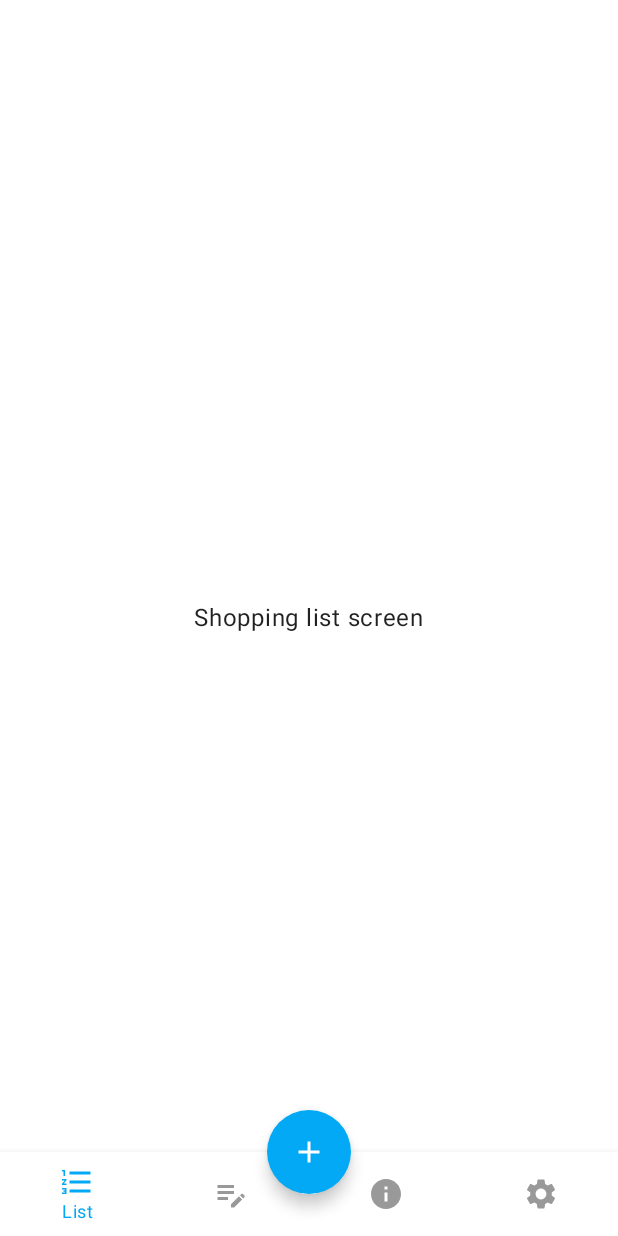
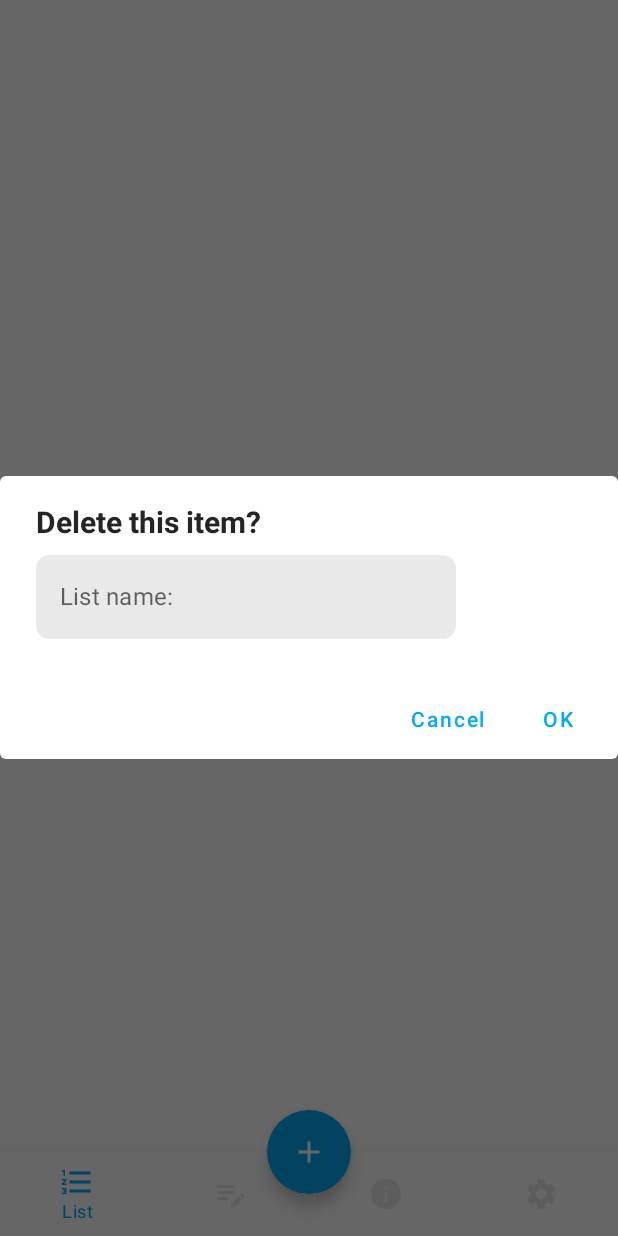
Before and after one commit to GRRais/ShoppingListCompose, an Android app built with Jetpack Compose: the ShoppingListScreen screen opened through its navigation route, on a phone screen of 412 x 824 dp. Run offline under Robolectric (Android 15) with nearby library versions, the phone set to English and light mode, and no system bars; our stand-ins replace Dagger/Hilt's generated code.

Commit message:
lesson 19 00.00

```diff
--- a/app/src/main/java/ru/rayanis/shoppinglistcompose/utils/DialogController.kt
+++ b/app/src/main/java/ru/rayanis/shoppinglistcompose/dialog/DialogController.kt
@@ -1,4 +1,4 @@
-package ru.rayanis.shoppinglistcompose.utils
+package ru.rayanis.shoppinglistcompose.dialog
 
 import androidx.compose.runtime.MutableState
 
@@ -7,4 +7,5 @@ interface DialogController {
     val editableText: MutableState<String>
     val openDialog: MutableState<Boolean>
     val showEditableText: MutableState<Boolean>
+    fun onDialogEvent(event: DialogEvent)
 }
--- /dev/null
+++ b/app/src/main/java/ru/rayanis/shoppinglistcompose/dialog/MainDialog.kt
@@ -0,0 +1,84 @@
+package ru.rayanis.shoppinglistcompose.dialog
+
+import androidx.compose.foundation.layout.Column
+import androidx.compose.foundation.layout.Spacer
+import androidx.compose.foundation.layout.fillMaxWidth
+import androidx.compose.foundation.layout.height
+import androidx.compose.foundation.shape.RoundedCornerShape
+import androidx.compose.material.AlertDialog
+import androidx.compose.material.Text
+import androidx.compose.material.TextButton
+import androidx.compose.material.TextField
+import androidx.compose.material.TextFieldDefaults
+import androidx.compose.runtime.Composable
+import androidx.compose.ui.Modifier
+import androidx.compose.ui.graphics.Color
+import androidx.compose.ui.text.TextStyle
+import androidx.compose.ui.text.font.FontWeight
+import androidx.compose.ui.unit.dp
+import androidx.compose.ui.unit.sp
+import ru.rayanis.shoppinglistcompose.ui.theme.DarkText
+import ru.rayanis.shoppinglistcompose.ui.theme.GreyLight
+
+@Composable
+fun MainDialog(
+    dialogController: DialogController
+) {
+    if (dialogController.openDialog.value) {
+        AlertDialog(
+            onDismissRequest = {
+                dialogController.onDialogEvent(DialogEvent.OnCancel)
+            },
+            title = null,
+            text = {
+                Column(modifier = Modifier.fillMaxWidth()) {
+                    Text(
+                        text = dialogController.dialogTitle.value,
+                        style = TextStyle(
+                            color = DarkText,
+                            fontWeight = FontWeight.Bold,
+                            fontSize = 20.sp
+                        )
+                    )
+                    Spacer(modifier = Modifier.height(10.dp))
+                    if (dialogController.showEditableText.value) {
+                        TextField(
+                            value = dialogController.editableText.value,
+                            onValueChange = { text ->
+                                dialogController.onDialogEvent(DialogEvent.OnTextChange(text))
+                            },
+                            label = {
+                                Text(text = "List name:")
+                            },
+                            colors = TextFieldDefaults.textFieldColors(
+                                backgroundColor = GreyLight,
+                                focusedIndicatorColor = Color.Transparent,
+                                unfocusedIndicatorColor = Color.Transparent
+                            ),
+                            shape = RoundedCornerShape(9.dp),
+                            singleLine = true,
+                            textStyle = TextStyle(
+                                color = DarkText,
+                                fontSize = 16.sp
+                            )
+                        )
+                    }
+                }
+            },
+            confirmButton = {
+                TextButton(onClick = {
+                    dialogController.onDialogEvent(DialogEvent.OnConfirm)
+                }) {
+                    Text(text = "OK")
+                }
+            },
+            dismissButton = {
+                TextButton(onClick = {
+                    dialogController.onDialogEvent(DialogEvent.OnCancel)
+                }) {
+                    Text(text = "Cancel")
+                }
+            }
+        )
+    }
+}
--- a/app/src/main/java/ru/rayanis/shoppinglistcompose/shopping_list_screen/ShoppingListScreen.kt
+++ b/app/src/main/java/ru/rayanis/shoppinglistcompose/shopping_list_screen/ShoppingListScreen.kt
@@ -6,13 +6,19 @@ import androidx.compose.foundation.layout.wrapContentWidth
 import androidx.compose.material.Text
 import androidx.compose.runtime.Composable
 import androidx.compose.ui.Modifier
+import androidx.hilt.navigation.compose.hiltViewModel
+import ru.rayanis.shoppinglistcompose.dialog.MainDialog
 
 @Composable
-fun ShoppingListScreen() {
+fun ShoppingListScreen(
+    viewModel: ShoppingListViewModel = hiltViewModel()
+) {
     Text(
         text = "Shopping list screen",
-        modifier = Modifier.fillMaxSize()
+        modifier = Modifier
+            .fillMaxSize()
             .wrapContentHeight()
             .wrapContentWidth()
     )
+    MainDialog(viewModel)
 }
--- a/app/src/main/java/ru/rayanis/shoppinglistcompose/shopping_list_screen/ShoppingListViewModel.kt
+++ b/app/src/main/java/ru/rayanis/shoppinglistcompose/shopping_list_screen/ShoppingListViewModel.kt
@@ -1,18 +1,16 @@
 package ru.rayanis.shoppinglistcompose.shopping_list_screen
 
-import androidx.compose.runtime.MutableState
 import androidx.compose.runtime.mutableStateOf
 import androidx.lifecycle.ViewModel
 import androidx.lifecycle.viewModelScope
 import dagger.hilt.android.lifecycle.HiltViewModel
 import kotlinx.coroutines.channels.Channel
-import kotlinx.coroutines.flow.collect
 import kotlinx.coroutines.flow.receiveAsFlow
 import kotlinx.coroutines.launch
 import ru.rayanis.shoppinglistcompose.data.ShoppingListItem
 import ru.rayanis.shoppinglistcompose.data.ShoppingListRepository
 import ru.rayanis.shoppinglistcompose.dialog.DialogEvent
-import ru.rayanis.shoppinglistcompose.utils.DialogController
+import ru.rayanis.shoppinglistcompose.dialog.DialogController
 import ru.rayanis.shoppinglistcompose.utils.UiEvent
 import javax.inject.Inject
 
@@ -28,13 +26,13 @@ class ShoppingListViewModel @Inject constructor(
 
     private var listItem: ShoppingListItem? = null
 
-    override var dialogTitle = mutableStateOf("")
+    override var dialogTitle = mutableStateOf("Delete this item?")
         private set
     override var editableText = mutableStateOf("")
         private set
-    override var openDialog = mutableStateOf(false)
+    override var openDialog = mutableStateOf(true)
         private set
-    override var showEditableText = mutableStateOf(false)
+    override var showEditableText = mutableStateOf(true)
         private set
 
     fun onEvent(event: ShoppingListEvent) {
@@ -73,11 +71,13 @@ class ShoppingListViewModel @Inject constructor(
             }
         }
     }
-    fun onDialogEvent(event: DialogEvent) {
-        when(event) {
+
+    override fun onDialogEvent(event: DialogEvent) {
+        when (event) {
             is DialogEvent.OnCancel -> {
                 openDialog.value = false
             }
+
             is DialogEvent.OnConfirm -> {
                 if (showEditableText.value) {
                     onEvent(ShoppingListEvent.OnItemSave)
@@ -88,6 +88,7 @@ class ShoppingListViewModel @Inject constructor(
                 }
                 openDialog.value = false
             }
+
             is DialogEvent.OnTextChange -> {
                 editableText.value = event.text
             }
--- a/app/src/main/java/ru/rayanis/shoppinglistcompose/ui/theme/Color.kt
+++ b/app/src/main/java/ru/rayanis/shoppinglistcompose/ui/theme/Color.kt
@@ -10,6 +10,6 @@ val Purple40 = Color(0xFF6650a4)
 val GreenLight = Color(0x973ACA41)
 val Red = Color(0xA6E91B22)
 val BlueLight = Color(0xFF03A9F4)
-val GreyLight = Color(0xFF999999)
+val GreyLight = Color(0xFFE9E9E9)
 val DarkText = Color(0xFF242424)
 val LightText = Color(0xFF5C5B5B)
--- a/app/src/main/java/ru/rayanis/shoppinglistcompose/utils/UiEvent.kt
+++ b/app/src/main/java/ru/rayanis/shoppinglistcompose/utils/UiEvent.kt
@@ -1,7 +1,7 @@
 package ru.rayanis.shoppinglistcompose.utils
 
 sealed class UiEvent {
-    object PopBackStack: UiEvent()
-    data class Navigate(val route: String): UiEvent()
-    data class ShowSnackBar(val message: String): UiEvent()
+    object PopBackStack : UiEvent()
+    data class Navigate(val route: String) : UiEvent()
+    data class ShowSnackBar(val message: String) : UiEvent()
 }
--- a/build.gradle
+++ b/build.gradle
@@ -1,7 +1,7 @@
 // Top-level build file where you can add configuration options common to all sub-projects/modules.
 plugins {
-    id 'com.android.application' version '8.0.0' apply false
-    id 'com.android.library' version '8.0.0' apply false
+    id 'com.android.application' version '8.0.1' apply false
+    id 'com.android.library' version '8.0.1' apply false
     id 'org.jetbrains.kotlin.android' version '1.8.20' apply false
     id 'com.google.dagger.hilt.android' version '2.44.2' apply false
 }
```
Also changed, not shown: app/build.gradle (+7 -6 lines), app/src/main/java/ru/rayanis/shoppinglistcompose/shopping_list_screen/ShoppingListEvent.kt (+4 -4 lines), app/src/main/java/ru/rayanis/shoppinglistcompose/shopping_list_screen/UiShoppingListItem.kt (+5 -5 lines).
